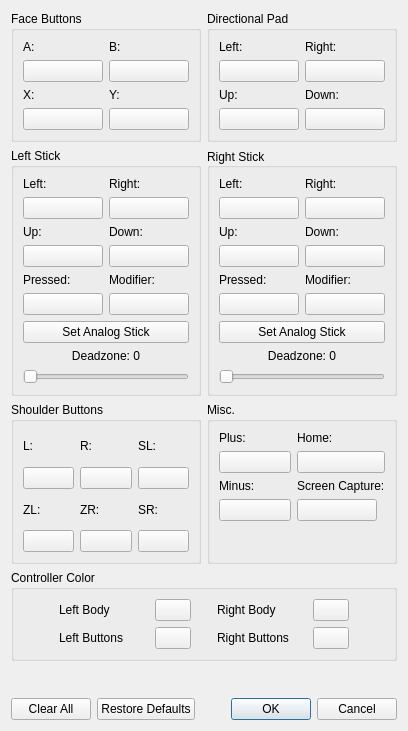
This is src/yuzu/configuration/configure_input_player.ui in rorrim-rorrim/eden-alt as Qt 5 draws it before an edit. The edited form follows.
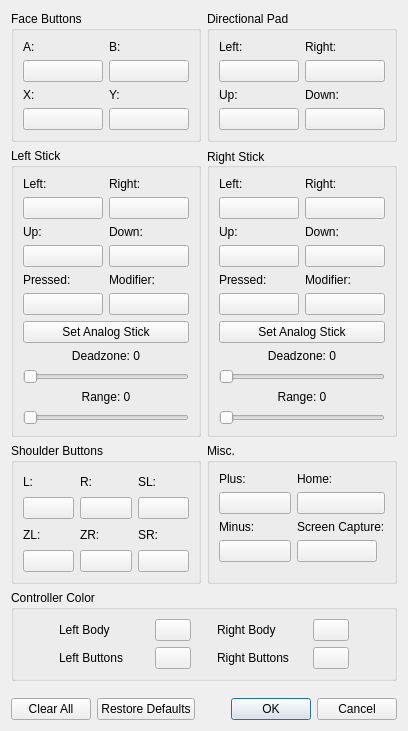
This is the edited form.

Commit message: Add range slider for analog sticks

```diff
--- a/src/yuzu/configuration/configure_input_player.ui
+++ b/src/yuzu/configuration/configure_input_player.ui
@@ -195,7 +195,36 @@
           </item>
          </layout>
         </item>
-        <item row="5" column="0">
+         <item row="5" column="0" colspan="2">
+           <layout class="QVBoxLayout" name="sliderRStickRangeVerticalLayout">
+             <property name="sizeConstraint">
+               <enum>QLayout::SetDefaultConstraint</enum>
+             </property>
+             <item>
+               <layout class="QHBoxLayout" name="sliderRStickRangeHorizontalLayout">
+                 <item>
+                   <widget class="QLabel" name="labelRStickRange">
+                     <property name="text">
+                       <string>Range: 0</string>
+                     </property>
+                     <property name="alignment">
+                       <enum>Qt::AlignHCenter</enum>
+                     </property>
+                   </widget>
+                 </item>
+               </layout>
+             </item>
+             <item>
+               <widget class="QSlider" name="sliderRStickRange">
+                 <property name="orientation">
+                   <enum>Qt::Horizontal</enum>
+                 </property>
+               </widget>
+             </item>
+           </layout>
+
+         </item>
+        <item row="6" column="0">
          <spacer name="RStick_verticalSpacer">
           <property name="orientation">
            <enum>Qt::Vertical</enum>
@@ -811,7 +840,37 @@
           </item>
          </layout>
         </item>
-        <item row="6" column="1">
+
+        <item row="6" column="1" colspan="2">
+            <layout class="QVBoxLayout" name="sliderLStickRangeVerticalLayout">
+            <property name="sizeConstraint">
+              <enum>QLayout::SetDefaultConstraint</enum>
+            </property>
+            <item>
+              <layout class="QHBoxLayout" name="sliderLStickRangeHorizontalLayout">
+                <item>
+                  <widget class="QLabel" name="labelLStickRange">
+                    <property name="text">
+                      <string>Range: 0</string>
+                    </property>
+                    <property name="alignment">
+                      <enum>Qt::AlignHCenter</enum>
+                    </property>
+                  </widget>
+                </item>
+              </layout>
+            </item>
+            <item>
+              <widget class="QSlider" name="sliderLStickRange">
+                <property name="orientation">
+                  <enum>Qt::Horizontal</enum>
+                </property>
+              </widget>
+            </item>
+          </layout>
+
+        </item>
+        <item row="7" column="1">
          <spacer name="LStick_verticalSpacer">
           <property name="orientation">
            <enum>Qt::Vertical</enum>
```
The commit also changes 3 other files.
